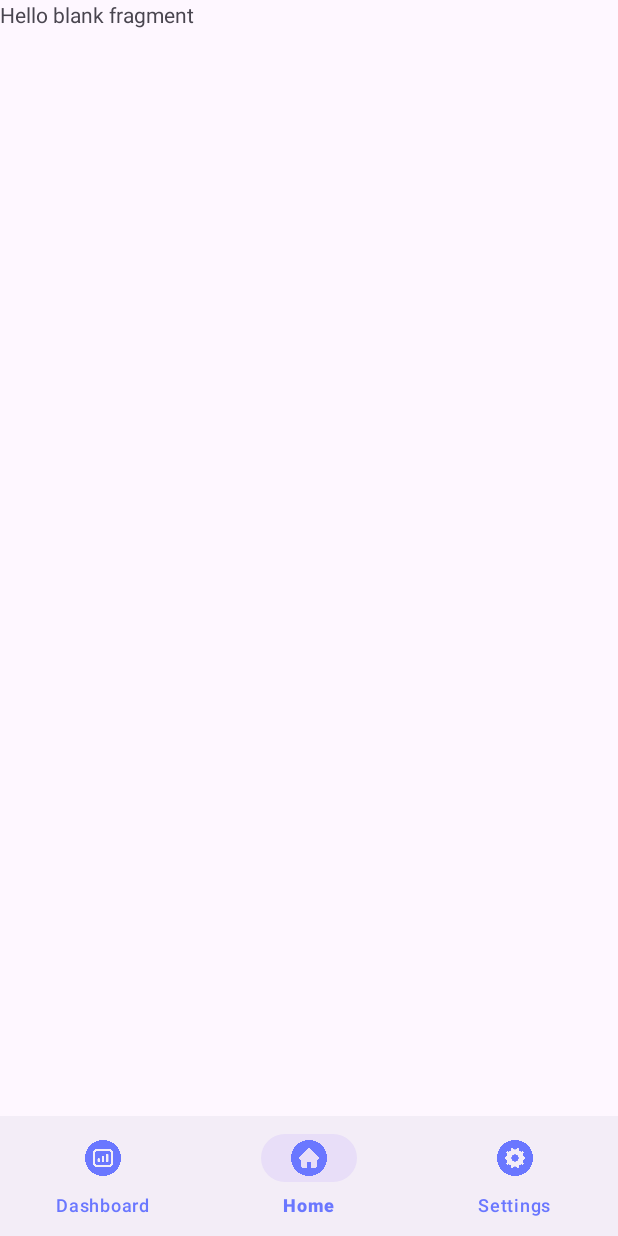
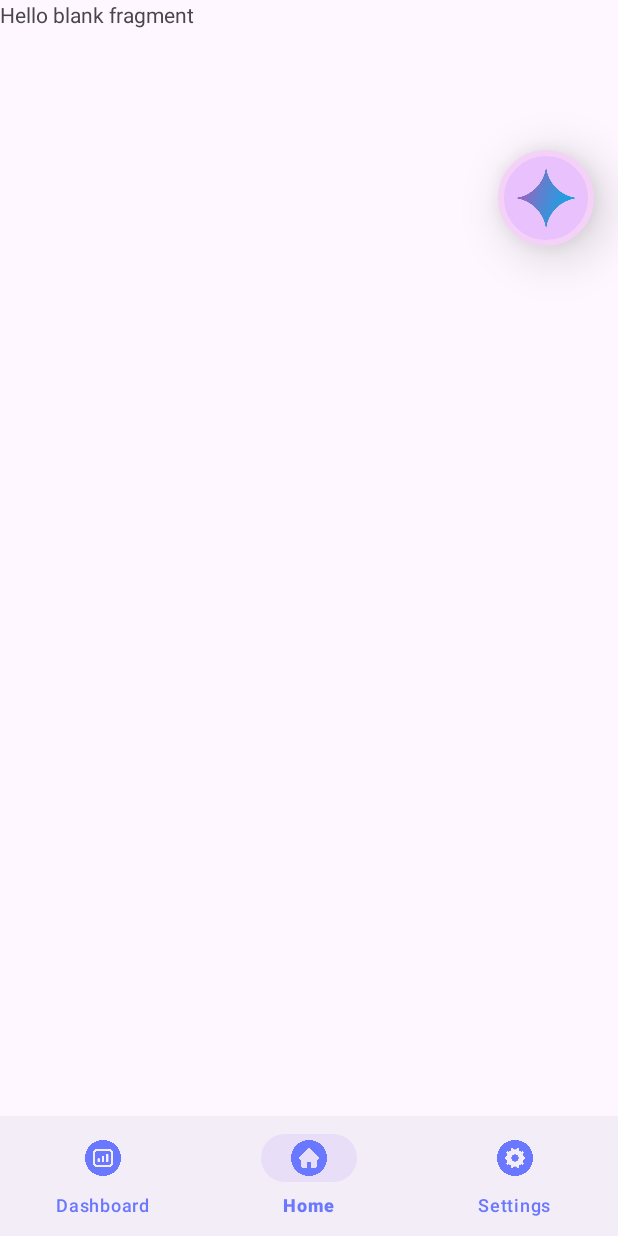
Before and after one commit to Gazzel16/Smart_AI-Based_Fire_Monitoring, an Android app: the MainActivity screen opened directly, with no data from a screen before it, item 2 of the bottom bar chosen, on a phone screen of 412 x 824 dp. Run offline under Robolectric (Android 15) with nearby library versions, the phone set to English and light mode, and no system bars; our stand-ins replace Firebase (no records; nobody signed in at launch, a user with empty details on screens opened directly); 2 statements that could not run were skipped.

Commit message:
commit push

```diff
--- a/app/src/main/java/com/example/smartai_basedfiremonitoring/MainActivity.java
+++ b/app/src/main/java/com/example/smartai_basedfiremonitoring/MainActivity.java
@@ -1,6 +1,9 @@
 package com.example.smartai_basedfiremonitoring;
 
 import android.os.Bundle;
+import android.view.MotionEvent;
+import android.view.View;
+import android.widget.ImageView;
 
 import androidx.activity.EdgeToEdge;
 import androidx.appcompat.app.AppCompatActivity;
@@ -17,8 +20,6 @@ public class MainActivity extends AppCompatActivity {
         setContentView(R.layout.activity_main);
 
         BottomNavigationView bottomNav = findViewById(R.id.bottom_navigation);
-
-
         // Load Home by default
         if (savedInstanceState == null) {
             loadFragment(new UserSensorDashboardFragment());
@@ -50,8 +51,36 @@ public class MainActivity extends AppCompatActivity {
             }
             return false;
         });
+
+        getAdviceFromGemini();
     }
 
+    private void getAdviceFromGemini(){
+        ImageView geminiAdvisory = findViewById(R.id.geminiAdvisory);
+        geminiAdvisory.setOnTouchListener(new View.OnTouchListener() {
+            float dX, dY;
+            @Override
+            public boolean onTouch(View v, MotionEvent event) {
+                switch (event.getAction()) {
+                    case MotionEvent.ACTION_DOWN:
+                        dX = v.getX() - event.getRawX();
+                        dY = v.getY() - event.getRawY();
+                        return true;
+
+                    case MotionEvent.ACTION_MOVE:
+                        v.setX(event.getRawX() + dX);
+                        v.setY(event.getRawY() + dY);
+                        return true;
+
+                    default:
+                        return false;
+                }
+            }
+        });
+
+        geminiAdvisory.bringToFront();
+        geminiAdvisory.invalidate();
+    }
     private void loadFragment(Fragment fragment) {
         getSupportFragmentManager()
                 .beginTransaction()
--- /dev/null
+++ b/app/src/main/res/drawable/circle_outline_border.xml
@@ -0,0 +1,19 @@
+<shape xmlns:android="http://schemas.android.com/apk/res/android"
+    android:shape="oval">
+
+    <!-- Circle background color (transparent) -->
+    <solid android:color="#E8C1FD" />
+
+    <!-- Circle border -->
+    <stroke
+        android:width="4dp"
+
+        android:color="#F4D2F8" />
+
+    <!-- Optional padding -->
+    <padding
+        android:left="8dp"
+        android:top="8dp"
+        android:right="8dp"
+        android:bottom="8dp"/>
+</shape>
--- a/app/src/main/res/layout/activity_main.xml
+++ b/app/src/main/res/layout/activity_main.xml
@@ -15,7 +15,20 @@
         app:layout_constraintTop_toTopOf="parent"
         app:layout_constraintBottom_toBottomOf="parent"
         app:layout_constraintStart_toStartOf="parent"
-        app:layout_constraintEnd_toEndOf="parent"/>
+        app:layout_constraintEnd_toEndOf="parent">
+
+        <ImageView
+            android:id="@+id/geminiAdvisory"
+            android:layout_width="64dp"
+            android:layout_height="64dp"
+            android:layout_marginTop="100dp"
+            android:layout_marginEnd="16dp"
+            android:layout_gravity="top|end"
+            android:background="@drawable/circle_outline_border"
+            android:contentDescription="Draggable Icon"
+            android:elevation="20dp"
+            android:src="@drawable/gemini_icon" />
+    </FrameLayout>
 
     <com.google.android.material.bottomnavigation.BottomNavigationView
         android:id="@+id/bottom_navigation"
```
Also changed, not shown: app/src/main/res/drawable/gemini_icon.png (added).
